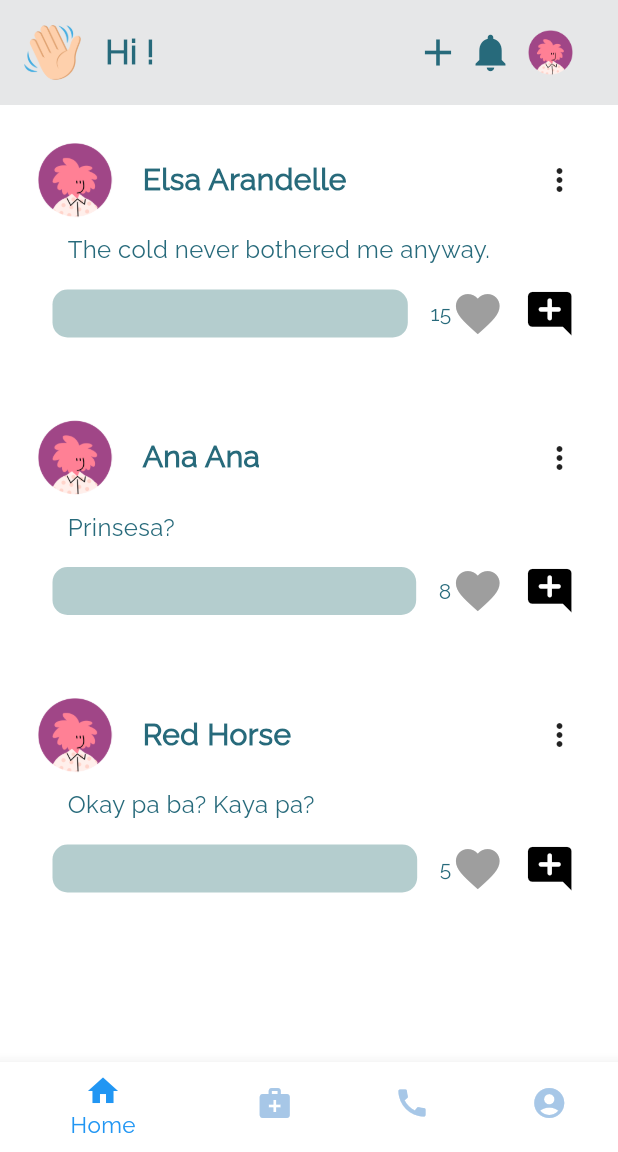
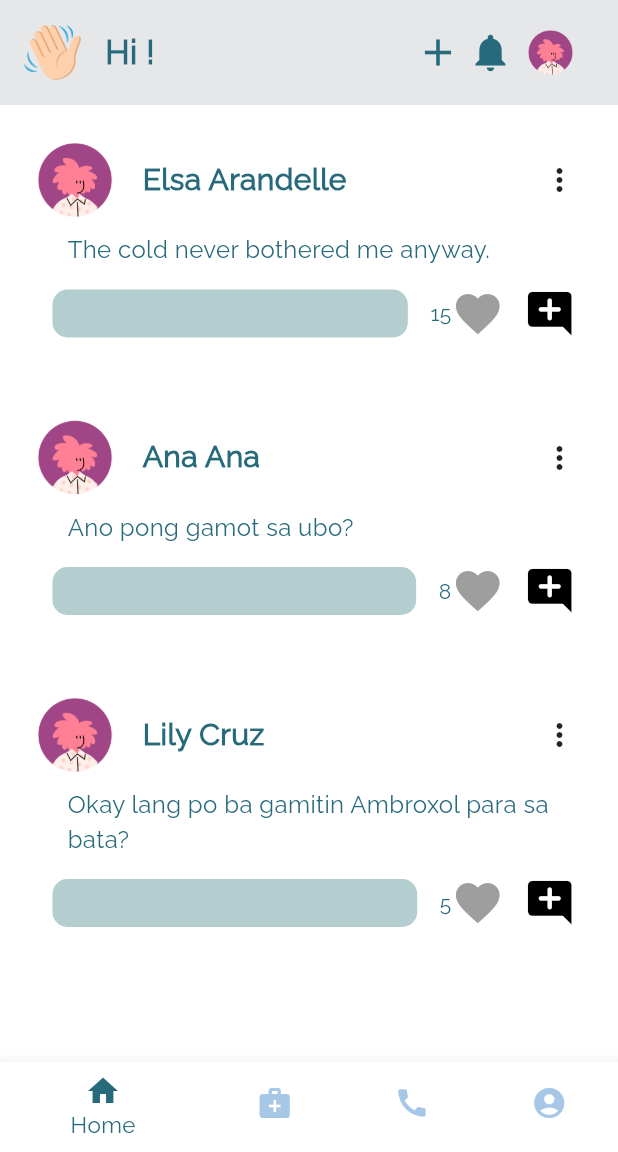
Before and after one commit to Errol13/KLK, a Flutter app: the screen it shows once a user with an empty profile is signed in, on a phone screen of 412 x 824 dp, the part 84-1236 px from its top. Run offline on Flutter 3.47's test engine with Material 3 defaults, Android fonts, the light colour scheme and no system bars; drawn by our look-alikes of like_button; our stand-ins replace cloud_firestore, email_validator, firebase_auth, firebase_core, firebase_storage, image_picker and 3 more; missing offline and left inert: flutter_phone_direct_caller, humanitarian_icons; accounts and stored records are empty.

Commit message:
fixed ui

```diff
--- a/lib/screens/home/first_page.dart
+++ b/lib/screens/home/first_page.dart
@@ -40,20 +40,20 @@ class _FirstPageState extends State<FirstPage> {
         body: _pages[_selectedIndex],
         bottomNavigationBar: BottomNavigationBar(
           currentIndex: _selectedIndex,
-          selectedItemColor: Colors.blue,
+          selectedItemColor: Color(0xFF276A7B),
           selectedFontSize: 15,
           onTap: _navigatedBottomBar,
           items: <BottomNavigationBarItem>[
             BottomNavigationBarItem(
               icon: Icon(Icons.home,
-                  color: _selectedIndex == 0 ? Colors.blue : Color(0xFFA7C7E7),),
+                  color: _selectedIndex == 0 ? Color(0xFF276A7B): Color(0xFFA7C7E7),),
               label: 'Home',
             ),
             BottomNavigationBarItem(
               icon: Icon(
                 Icons.medical_services,
                 color: _selectedIndex == 1
-                    ? Colors.blue
+                    ? Color(0xFF276A7B)
                     : Color.fromRGBO(167, 199, 231, 1),
               ),
               label: 'Services',
@@ -62,7 +62,7 @@ class _FirstPageState extends State<FirstPage> {
               icon: Icon(
                 Icons.call,
                 color: _selectedIndex == 2
-                    ? Colors.blue
+                    ? Color(0xFF276A7B)
                     : Color.fromRGBO(167, 199, 231, 1),
               ),
               label: 'Call',
@@ -71,7 +71,7 @@ class _FirstPageState extends State<FirstPage> {
               icon: Icon(
                 Icons.account_circle,
                 color: _selectedIndex == 3
-                    ? Colors.blue
+                    ? Color(0xFF276A7B)
                     : Color.fromRGBO(167, 199, 231, 1),
               ),
               label: 'Account',
--- a/lib/screens/home/home_page.dart
+++ b/lib/screens/home/home_page.dart
@@ -11,7 +11,6 @@ import 'package:klinikonek_project/screens/home/actualnotif_page.dart';
 import 'package:like_button/like_button.dart';
 import 'package:sticky_headers/sticky_headers.dart';
 import 'package:sliver_tools/sliver_tools.dart';
-import 'dart:ui';
 
 class HomePage extends StatefulWidget {
   HomePage({Key? key}) : super(key: key);
@@ -101,7 +100,7 @@ class _HomePageState extends State<HomePage> {
     Post(
       userName: 'Ana Ana',
       userProfilePicture: 'assets/user.png',
-      textContent: 'Prinsesa?',
+      textContent: 'Ano pong gamot sa ubo?',
       images: [],
       timestamp: DateTime.now().subtract(Duration(days: 1)),
       likes: 8,
@@ -116,9 +115,9 @@ class _HomePageState extends State<HomePage> {
       ],
     ),
     Post(
-      userName: 'Red Horse',
+      userName: 'Lily Cruz',
       userProfilePicture: 'assets/user.png',
-      textContent: 'Okay pa ba? Kaya pa?',
+      textContent: 'Okay lang po ba gamitin Ambroxol para sa bata?',
       images: [],
       timestamp: DateTime.now().subtract(Duration(days: 2)),
       likes: 5,
@@ -283,7 +282,7 @@ class _HomePageState extends State<HomePage> {
                                   } else if (value == 'delete') {
                                     // Handle delete action
                                   } else if (value == 'report') {
-                                    _show();
+                                    // Handle report action
                                   }
                                 },
                                 itemBuilder: (BuildContext context) {
--- a/lib/screens/profile/profile_page.dart
+++ b/lib/screens/profile/profile_page.dart
@@ -204,7 +204,7 @@ class _ProfilePageState extends State<ProfilePage> {
                         child: Center(
                           child: Icon(
                             Icons.navigate_next,
-                            color:Color(0xFF276A7B),
+                            color: Color(0xFF276A7B),
                           ),
                         ),
                       ),
@@ -359,7 +359,7 @@ class _ProfilePageState extends State<ProfilePage> {
                         child: Center(
                           child: Icon(
                             Icons.navigate_next,
-                            color: Color.fromRGBO(167, 199, 231, 1),
+                            color: Color(0xFF276A7B),
                           ),
                         ),
                       ),
--- a/pubspec.yaml
+++ b/pubspec.yaml
@@ -86,7 +86,6 @@ flutter:
     - assets/calendar.png
     - assets/pill.png
     - assets/ambulance.png
-    - assets/call.png
     - assets/biogesic.png
     - assets/bioflu.jpg
     - assets/dedcolgen.jpg
@@ -108,6 +107,8 @@ flutter:
     - assets/DSWD-Emblem.jpg
     - assets/bfp.jpg
     - assets/Error.png
+    - assets/call1.png
+    - assets/Call.png
 
   fonts:
     - family: Raleway
```
Also changed, not shown: lib/screens/services/call_page.dart (+5 -3 lines), assets/Call.png, assets/call3.png, 3 other files.
